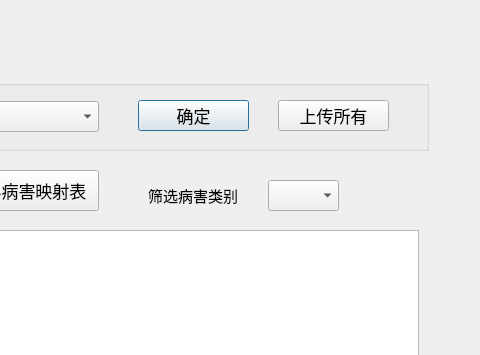
mazhexu1995/GPR_Defect_Database_Manager, file MainWindow1.ui: the form before one commit; both pictures show x 672 to 1152 and y 0 to 355 of the 1152 by 731 pixel window.
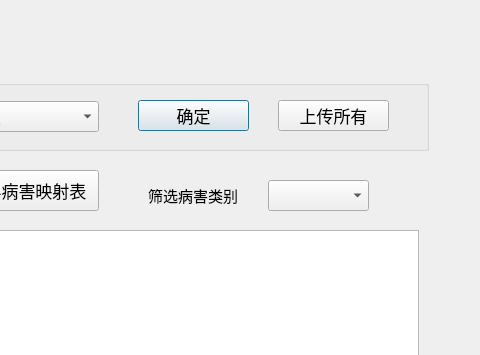
The form after the commit.

Commit message: [Zhexu MA] feat: implement filter defect class and update research defect table function.

Patch:
```diff
--- a/MainWindow1.ui
+++ b/MainWindow1.ui
@@ -227,7 +227,7 @@
     <rect>
      <x>940</x>
      <y>180</y>
-     <width>71</width>
+     <width>101</width>
      <height>31</height>
     </rect>
    </property>
```
The commit also changes 2 other files.
